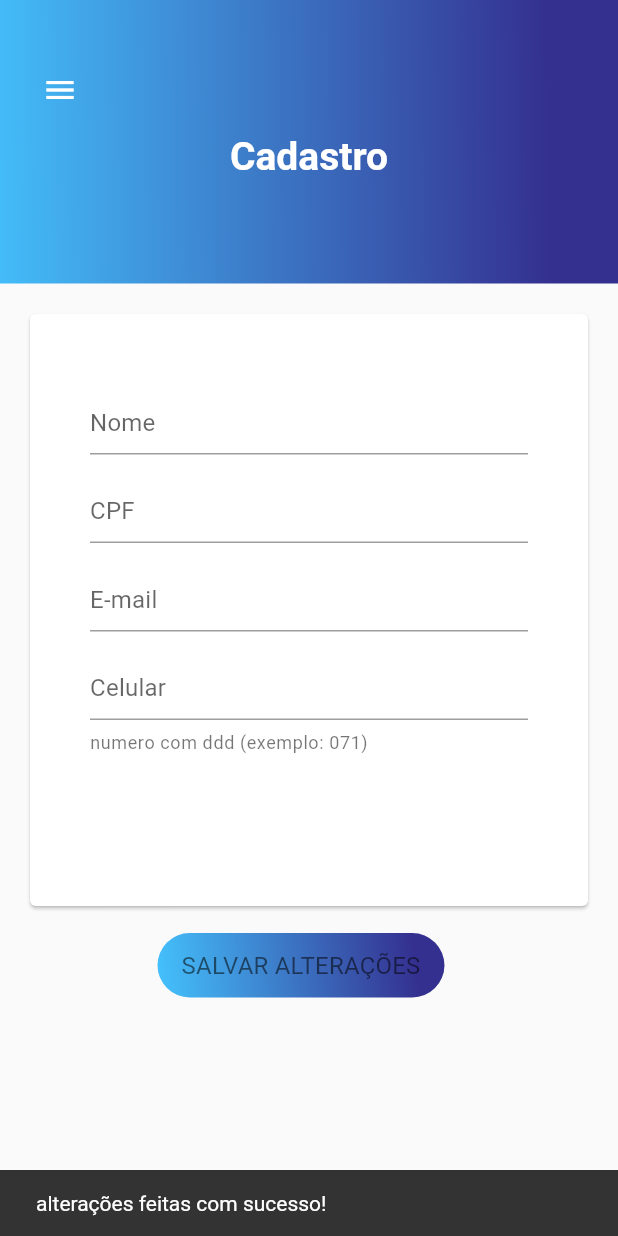
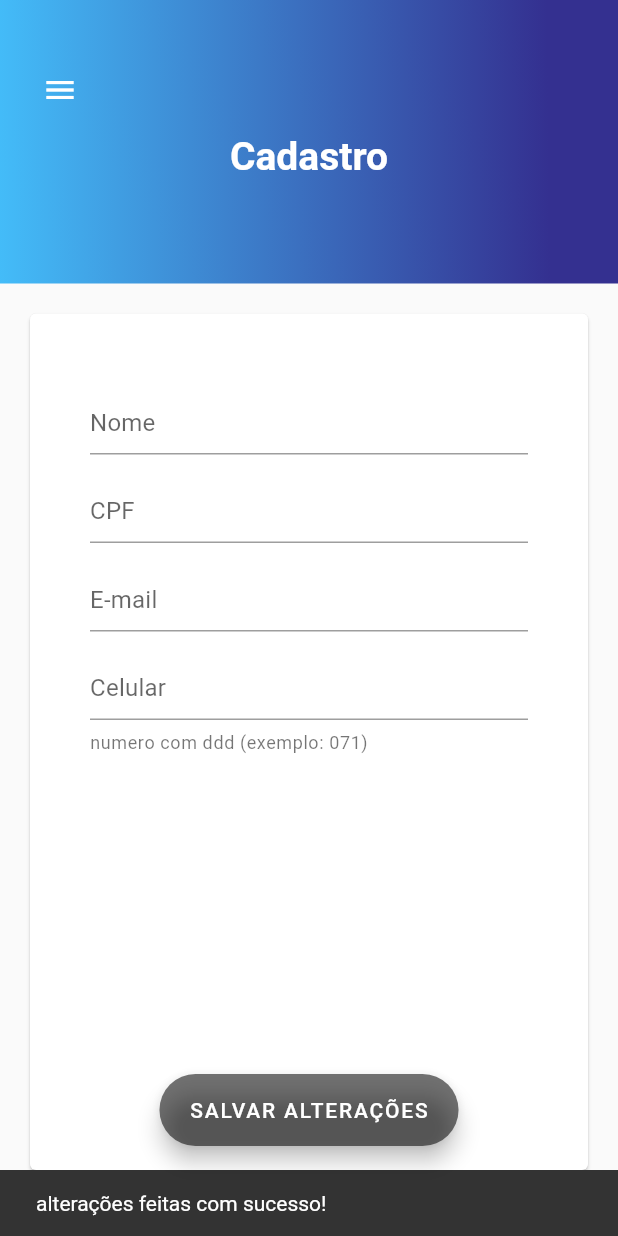
Before and after one commit to adensoares/raroacademy-budget, a Flutter app: the DrawerSignup screen opened directly, after a tap on "SALVAR ALTERAÇÕES", on a phone screen of 412 x 824 dp. Run offline on Flutter 3.47's test engine with Material 2 defaults, Android fonts, the phone set to English and light mode, and no system bars; our stand-ins replace mask_text_input_formatter; missing offline and left inert: animated_card, validatorless, wc_form_validators; project files that could hold a hidden picture were left out.

Commit message:
signup page melhora de tela

```diff
--- a/lib/src/app.dart
+++ b/lib/src/app.dart
@@ -15,7 +15,7 @@ class App extends StatelessWidget {
       theme: ThemeData(
         primarySwatch: AppColors.customMaterialPurple,
       ),
-      home: ExpensesPage(),
+      home: DrawerSignup(),
     );
   }
 }
--- a/lib/src/modules/home/drawerSignUp/drawer_signup.dart
+++ b/lib/src/modules/home/drawerSignUp/drawer_signup.dart
@@ -18,7 +18,7 @@ class _DrawerSignupState extends State<DrawerSignup> {
   final _formkey = GlobalKey<FormState>();
   final _maskformaterCPF = MaskTextInputFormatter(
       mask: '###.###.###-##', filter: {'#': RegExp(r'[0-9]')});
-  final _maskformaterNumber = MaskTextInputFormatter(
+  final maskformaterNumber = MaskTextInputFormatter(
       mask: '(###) #####-####', filter: {'#': RegExp(r'[0-9]')});
 
   @override
@@ -29,8 +29,7 @@ class _DrawerSignupState extends State<DrawerSignup> {
         gradient: AppColors.splashGradient,
         title: 'Cadastro',
       ),
-      body: SingleChildScrollView(
-        child: Container(
+      body: Container(
         width: MediaQuery.of(context).size.width,
         height: MediaQuery.of(context).size.height,
         child: Stack(
@@ -38,15 +37,18 @@ class _DrawerSignupState extends State<DrawerSignup> {
             Padding(
               padding: const EdgeInsets.only(
                   top: 16, left: 16, right: 16, bottom: 40),
+              child: Container(
+                width: MediaQuery.of(context).size.width,
+                height: MediaQuery.of(context).size.height,
                 child: Card(
                   child: Padding(
                     padding: const EdgeInsets.only(
                         top: 35, bottom: 102, right: 40, left: 40),
                     child: Form(
                         key: _formkey,
+                        child: SingleChildScrollView(
                           child: Column(
                             mainAxisSize: MainAxisSize.min,
-                          mainAxisAlignment: MainAxisAlignment.spaceBetween,
                             children: [
                               CustomTextFormField(
                                 obscureText: false,
@@ -64,10 +66,11 @@ class _DrawerSignupState extends State<DrawerSignup> {
                                   obscureText: false,
                                   keyboardType: TextInputType.emailAddress,
                                   labelText: 'E-mail',
-                              validator: Validatorless.email('email inválido'),
-                            ),
+                                  validator: Validatorless.multiple([
+                                    Validatorless.email('email inválido'),
+                                  ])),
                               CustomTextFormField(
-                              inputformatter: [_maskformaterNumber],
+                                inputformatter: [maskformaterNumber],
                                 obscureText: false,
                                 keyboardType: TextInputType.number,
                                 labelText: 'Celular',
@@ -76,40 +79,27 @@ class _DrawerSignupState extends State<DrawerSignup> {
                                     Validatorless.number('numero inválido'),
                               ),
                             ],
+                          ),
                         )),
                   ),
                 ),
-              ),
-              Positioned(
-                left: 105,
-                bottom: 348,
-                child: ButtonWidget(
-                  borderRadius: 23,
-                  gradient: AppColors.splashGradient,
-                  child: Padding(
-                    padding: const EdgeInsets.only(
-                      top: 12,
-                      bottom: 12,
-                      left: 16,
-                      right: 16,
-                    ),
-                    child: Text(
-                      'SALVAR ALTERAÇÕES',
-                      style: AppTextStyles.gray16w400Roboto,
-                    ),
-                  ),
-                  onTap: () {
-                    if (_formkey.currentState!.validate()) {
-                      ScaffoldMessenger.of(context).showSnackBar(SnackBar(
-                          content: Text('alterações feitas com sucesso!')));
-                    }
-                  },
               ),
             ),
           ],
         ),
       ),
+      floatingActionButton: FloatingActionButton.extended(
+        onPressed: () {
+          if (_formkey.currentState!.validate()) {
+            ScaffoldMessenger.of(context).showSnackBar(
+                SnackBar(content: Text('alterações feitas com sucesso!')));
+          }
+        },
+        label: Text('SALVAR ALTERAÇÕES'),
+        backgroundColor: AppColors.gray,
       ),
+      floatingActionButtonLocation: FloatingActionButtonLocation.centerFloat,
+      resizeToAvoidBottomInset: false,
     );
   }
 }
```
Also changed, not shown: lib/src/shared/widgets/appbar/custom_appbar_widget.dart (+26 -24 lines), pubspec.lock. Lines whose indentation alone changed are shown as unchanged.
